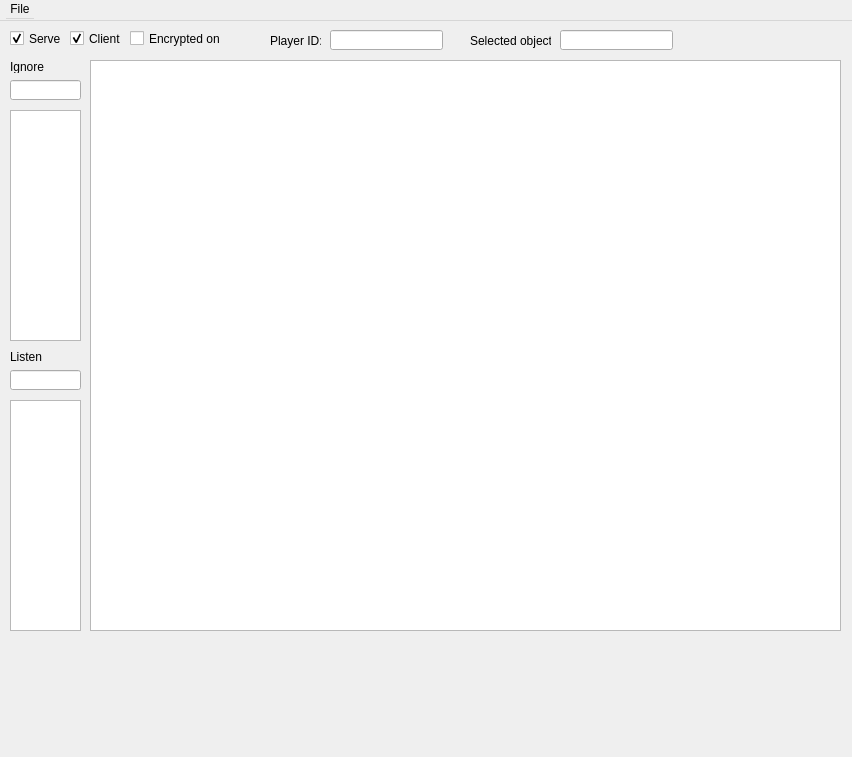
First picture: the form in phAnalyzer/analyzer.ui, repository ProjectHax/phAnalyzer, before the edit.
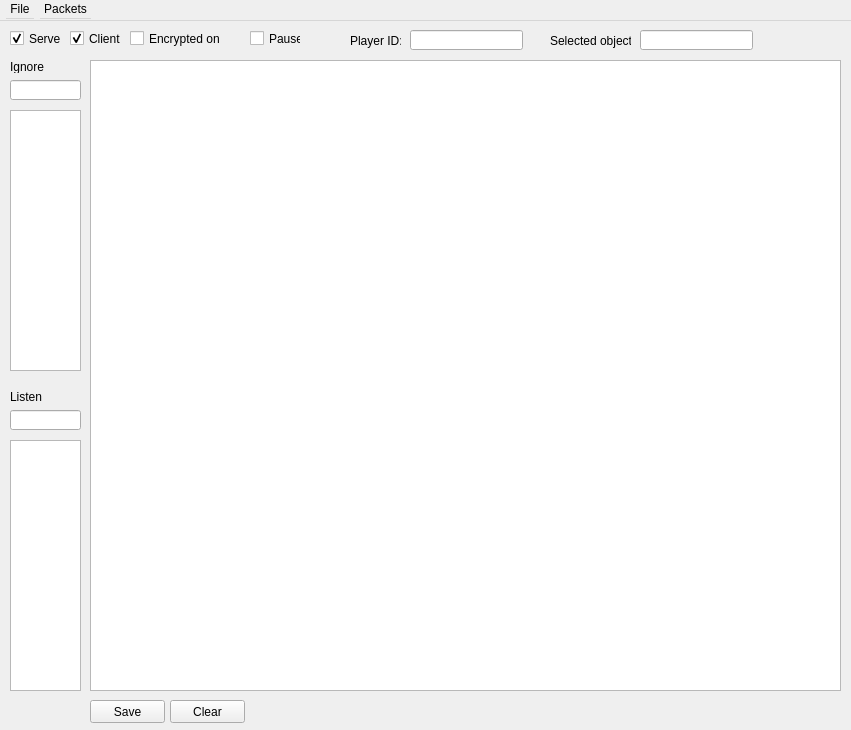
Second picture: the form after the edit. Icons and pictures are not drawn.

Diff of the .ui file:
```diff
--- a/phAnalyzer/analyzer.ui
+++ b/phAnalyzer/analyzer.ui
@@ -6,10 +6,22 @@
    <rect>
     <x>0</x>
     <y>0</y>
-    <width>852</width>
-    <height>757</height>
+    <width>851</width>
+    <height>730</height>
    </rect>
   </property>
+  <property name="minimumSize">
+   <size>
+    <width>851</width>
+    <height>730</height>
+   </size>
+  </property>
+  <property name="maximumSize">
+   <size>
+    <width>851</width>
+    <height>730</height>
+   </size>
+  </property>
   <property name="windowTitle">
    <string>phAnalyzer - ProjectHax.com</string>
   </property>
@@ -33,7 +45,15 @@
     <addaction name="actionSave_Packets"/>
     <addaction name="actionExit"/>
    </widget>
+   <widget class="QMenu" name="menuPackets">
+    <property name="title">
+     <string>Packets</string>
+    </property>
+    <addaction name="actionSave"/>
+    <addaction name="actionInject"/>
+   </widget>
    <addaction name="menuFile"/>
+   <addaction name="menuPackets"/>
   </widget>
   <widget class="QCheckBox" name="checkBox">
    <property name="geometry">
@@ -86,7 +106,7 @@
   <widget class="QLabel" name="label">
    <property name="geometry">
     <rect>
-     <x>470</x>
+     <x>550</x>
      <y>30</y>
      <width>81</width>
      <height>21</height>
@@ -99,7 +119,7 @@
   <widget class="QLabel" name="label_2">
    <property name="geometry">
     <rect>
-     <x>270</x>
+     <x>350</x>
      <y>30</y>
      <width>51</width>
      <height>21</height>
@@ -112,22 +132,28 @@
   <widget class="QLineEdit" name="PlayerID">
    <property name="geometry">
     <rect>
-     <x>330</x>
+     <x>410</x>
      <y>30</y>
      <width>113</width>
      <height>20</height>
     </rect>
    </property>
+   <property name="readOnly">
+    <bool>true</bool>
+   </property>
   </widget>
   <widget class="QLineEdit" name="SelectedObject">
    <property name="geometry">
     <rect>
-     <x>560</x>
+     <x>640</x>
      <y>30</y>
      <width>113</width>
      <height>20</height>
     </rect>
    </property>
+   <property name="readOnly">
+    <bool>true</bool>
+   </property>
   </widget>
   <widget class="QPlainTextEdit" name="lstPackets">
    <property name="geometry">
@@ -135,7 +161,7 @@
      <x>90</x>
      <y>60</y>
      <width>751</width>
-     <height>571</height>
+     <height>631</height>
     </rect>
    </property>
    <property name="font">
@@ -154,7 +180,7 @@
      <x>10</x>
      <y>110</y>
      <width>71</width>
-     <height>231</height>
+     <height>261</height>
     </rect>
    </property>
   </widget>
@@ -185,7 +211,7 @@
    <property name="geometry">
     <rect>
      <x>10</x>
-     <y>350</y>
+     <y>390</y>
      <width>46</width>
      <height>13</height>
     </rect>
@@ -198,7 +224,7 @@
    <property name="geometry">
     <rect>
      <x>10</x>
-     <y>370</y>
+     <y>410</y>
      <width>71</width>
      <height>20</height>
     </rect>
@@ -208,13 +234,55 @@
    <property name="geometry">
     <rect>
      <x>10</x>
-     <y>400</y>
+     <y>440</y>
      <width>71</width>
-     <height>231</height>
+     <height>251</height>
     </rect>
    </property>
   </widget>
-  <action name="actionSave_Packets">
+  <widget class="QPushButton" name="btnClear">
+   <property name="geometry">
+    <rect>
+     <x>170</x>
+     <y>700</y>
+     <width>75</width>
+     <height>23</height>
+    </rect>
+   </property>
+   <property name="text">
+    <string>Clear</string>
+   </property>
+  </widget>
+  <widget class="QPushButton" name="btnSave">
+   <property name="geometry">
+    <rect>
+     <x>90</x>
+     <y>700</y>
+     <width>75</width>
+     <height>23</height>
+    </rect>
+   </property>
+   <property name="text">
+    <string>Save</string>
+   </property>
+  </widget>
+  <widget class="QCheckBox" name="chkPause">
+   <property name="geometry">
+    <rect>
+     <x>250</x>
+     <y>30</y>
+     <width>51</width>
+     <height>17</height>
+    </rect>
+   </property>
+   <property name="text">
+    <string>Pause</string>
+   </property>
+   <property name="checked">
+    <bool>false</bool>
+   </property>
+  </widget>
+  <action name="actionSave">
    <property name="text">
     <string>Save Packets</string>
    </property>
```
Left out of the diff: 98 changed lines with no effect on the pictures.
